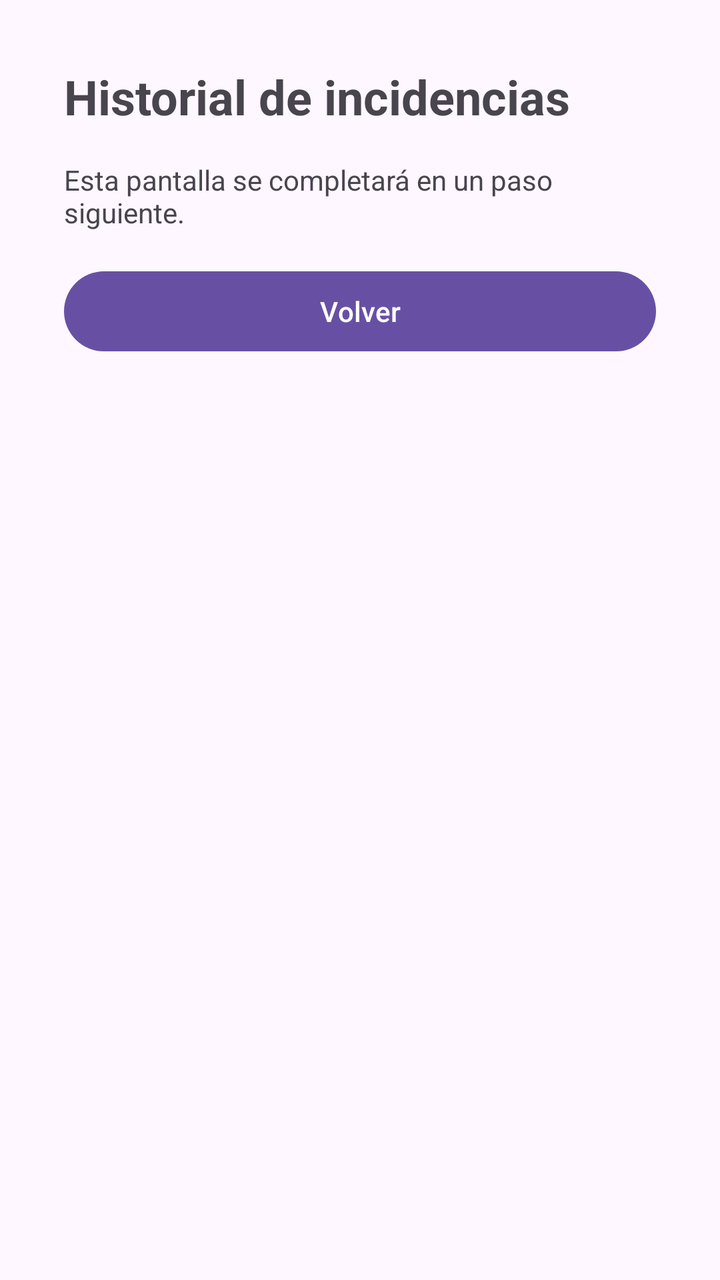
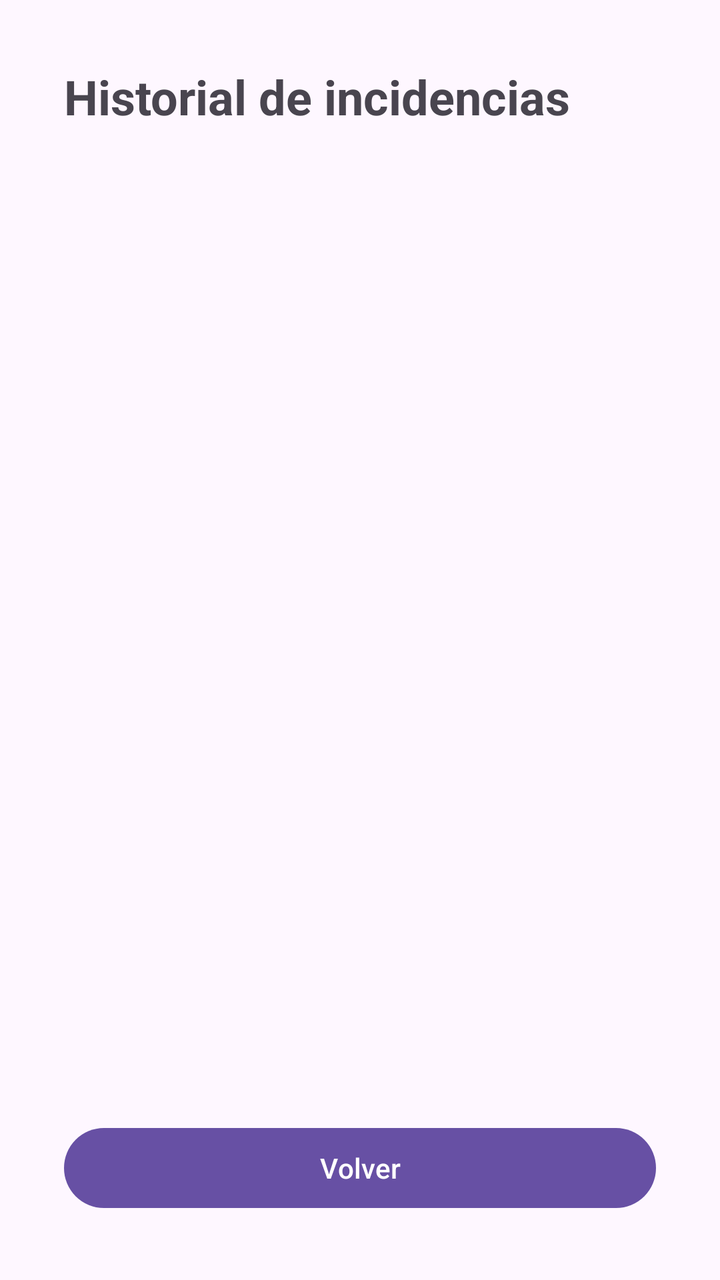

Before-and-after screenshots of an Android layout around one commit, followed by the original layout XML and the change that was made.
<!-- AndroidManifest.xml: application theme Theme.GeoRegistro -->
<!-- res/layout/activity_listado.xml -->
<?xml version="1.0" encoding="utf-8"?>
<FrameLayout xmlns:android="http://schemas.android.com/apk/res/android"
    android:id="@+id/main"
    android:layout_width="match_parent"
    android:layout_height="match_parent"
    android:fitsSystemWindows="true">

    <LinearLayout
        android:layout_width="match_parent"
        android:layout_height="match_parent"
        android:orientation="vertical"
        android:padding="32dp">

        <TextView
            android:layout_width="wrap_content"
            android:layout_height="wrap_content"
            android:text="@string/titulo_listado"
            android:textSize="24sp"
            android:textStyle="bold" />

        <TextView
            android:layout_width="wrap_content"
            android:layout_height="wrap_content"
            android:layout_marginTop="16dp"
            android:layout_marginBottom="16dp"
            android:text="@string/proximamente" />

        <Button
            android:layout_width="match_parent"
            android:layout_height="wrap_content"
            android:onClick="volver"
            android:text="@string/btn_volver" />
    </LinearLayout>
</FrameLayout>
<!-- resources referenced by this layout -->
<resources>
  <string name="btn_volver">Volver</string>
  <string name="proximamente">Esta pantalla se completará en un paso siguiente.</string>
  <string name="titulo_listado">Historial de incidencias</string>
  <style name="Theme.GeoRegistro" parent="Base.Theme.GeoRegistro" />
  <style name="Base.Theme.GeoRegistro" parent="Theme.Material3.DayNight.NoActionBar">
          
          
      </style>
</resources>

<!-- the commit's change to res/layout/activity_listado.xml (unified diff, before → after) -->
@@ -19,11 +19,19 @@
             android:textStyle="bold" />
 
         <TextView
+            android:id="@+id/tvVacio"
             android:layout_width="wrap_content"
             android:layout_height="wrap_content"
             android:layout_marginTop="16dp"
+            android:visibility="gone" />
+
+        <androidx.recyclerview.widget.RecyclerView
+            android:id="@+id/recyclerIncidencias"
+            android:layout_width="match_parent"
+            android:layout_height="0dp"
+            android:layout_marginTop="16dp"
             android:layout_marginBottom="16dp"
-            android:text="@string/proximamente" />
+            android:layout_weight="1" />
 
         <Button
             android:layout_width="match_parent"
<!-- resource entries referenced after the edit -->
@@ -1,7 +1,6 @@
 <!-- resources referenced by this layout -->
 <resources>
   <string name="btn_volver">Volver</string>
-  <string name="proximamente">Esta pantalla se completará en un paso siguiente.</string>
   <string name="titulo_listado">Historial de incidencias</string>
   <style name="Theme.GeoRegistro" parent="Base.Theme.GeoRegistro" />
   <style name="Base.Theme.GeoRegistro" parent="Theme.Material3.DayNight.NoActionBar">
